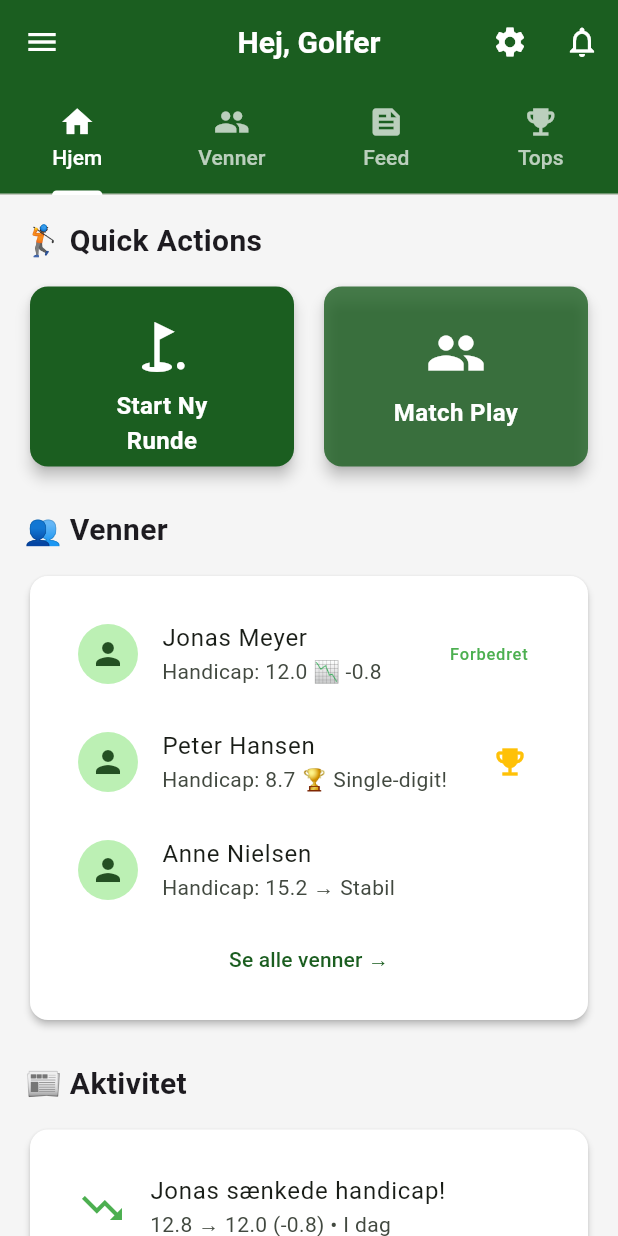
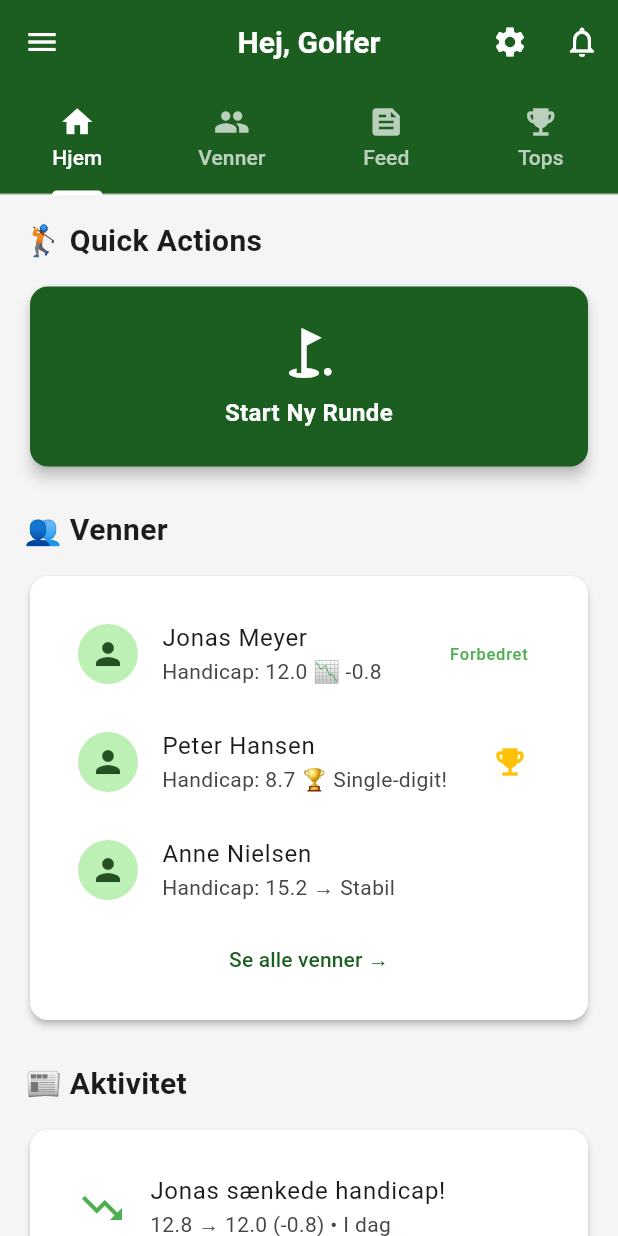
Before and after one commit to Dansk-Golf-Union/dgu-scorekort, a Flutter app: the HomeScreen screen opened by its route, on a phone screen of 412 x 824 dp. Run offline on Flutter 3.47's test engine with Material 3 defaults, Android fonts, the phone set to English and light mode, and no system bars; our stand-ins replace cloud_firestore, firebase_core, go_router, google_fonts, shared_preferences; missing offline and left inert: dart:html; accounts and stored records are empty.

Commit message:
UX: Improve navigation - remove Match Play from Home, add back buttons with confirmation
Changes:
- Home: Remove Match Play quick action (simplify - only Start Ny Runde)
- Home: Add Match Play to hamburger menu (still accessible)
- Scorecard Setup: Add back button (left) with confirmation dialog
- Scorecard Setup: Move Match Play icon to right side (actions)
- Scorecard Screens: Add confirmation dialog on back (prevent data loss)
- Match Play: White back button for consistency
- All AppBars: White icons/text for better contrast on green

```diff
--- a/lib/screens/home_screen.dart
+++ b/lib/screens/home_screen.dart
@@ -114,6 +114,15 @@ class _HomeScreenState extends State<HomeScreen> with SingleTickerProviderStateM
               ),
             ),
             ListTile(
+              leading: const Icon(Icons.people, color: AppTheme.dguGreen),
+              title: const Text('Match Play / Hulspil'),
+              onTap: () {
+                Navigator.pop(context);
+                context.go('/match-play');
+              },
+            ),
+            const Divider(),
+            ListTile(
               leading: const Icon(Icons.settings),
               title: const Text('Indstillinger'),
               onTap: () {
@@ -195,12 +204,12 @@ class _HjemTab extends StatelessWidget {
             style: TextStyle(fontSize: 20, fontWeight: FontWeight.bold),
           ),
           const SizedBox(height: 12),
-          Row(
-            children: [
-              Expanded(
+          Center(
+            child: SizedBox(
+              width: double.infinity,
               child: _QuickActionCard(
                 icon: Icons.golf_course,
-                  title: 'Start Ny\nRunde',
+                title: 'Start Ny Runde',
                 color: AppTheme.dguGreen,
                 onTap: () {
                   // Navigate to scorecard setup screen
@@ -208,18 +217,6 @@ class _HjemTab extends StatelessWidget {
                 },
               ),
             ),
-              const SizedBox(width: 12),
-              Expanded(
-                child: _QuickActionCard(
-                  icon: Icons.people,
-                  title: 'Match Play',
-                  color: AppTheme.dguGreen.withOpacity(0.8),
-                  onTap: () {
-                    context.go('/match-play');
-                  },
-                ),
-              ),
-            ],
           ),
           const SizedBox(height: 24),
 
```
Also changed, not shown: lib/main.dart (+35 -5 lines), lib/screens/match_play_screen.dart (+6 -1 lines), lib/screens/scorecard_bulk_screen.dart (+30 -1 lines), lib/screens/scorecard_keypad_screen.dart (+30 -0 lines). Lines whose indentation alone changed are shown as unchanged.
